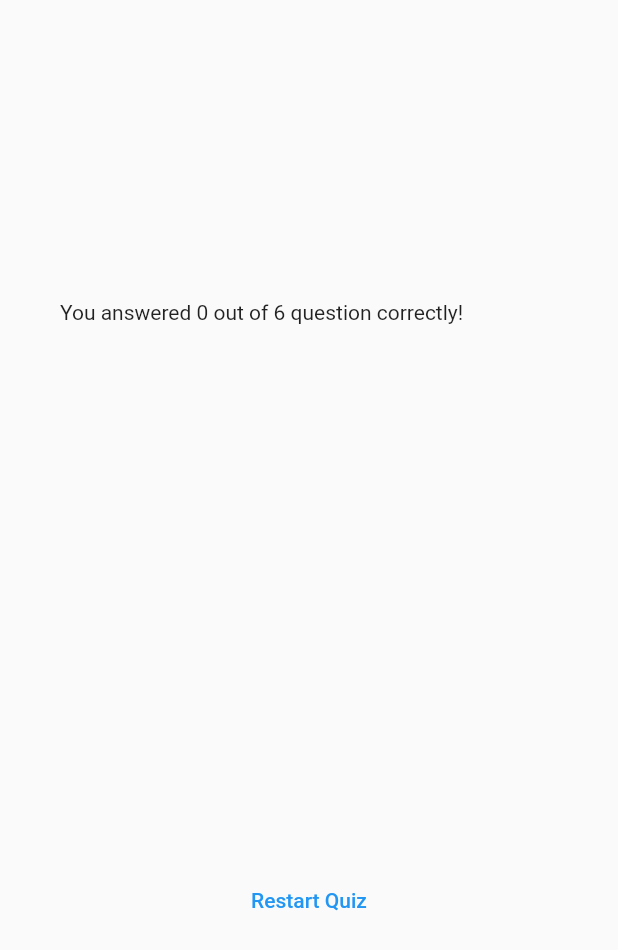
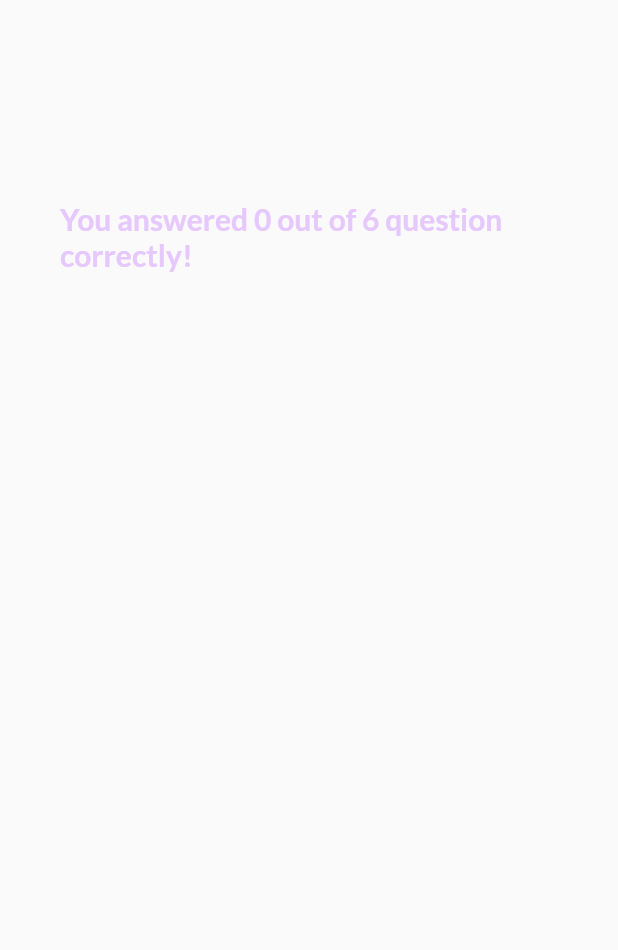
Before and after one commit to MateoM24/adv_basics_flutter, a Flutter app: the ResultsScreen widget shown alone on an empty page, opened directly with empty values, on a phone screen of 412 x 824 dp. Shown: the top 950 px of the screen. Run offline on Flutter 3.47's test engine with Material 2 defaults, Android fonts, the phone set to English and light mode, and no system bars; our stand-ins replace google_fonts.

Commit message:
add styling to result views .App is finished

```diff
--- a/lib/questions_summary.dart
+++ /dev/null
@@ -1,37 +0,0 @@
-import 'package:flutter/material.dart';
-
-class QuestionSummary extends StatelessWidget {
-  const QuestionSummary(this.summaryData, {super.key});
-
-  final List<Map<String, Object>> summaryData;
-
-  @override
-  Widget build(BuildContext context) {
-    return SizedBox(
-      height: 300,
-      child: SingleChildScrollView(
-        child: Column(
-          children: summaryData
-              .map(
-                (data) => Row(children: [
-                  Text(((data['question_index'] as int) + 1).toString()),
-                  Expanded(
-                    child: Column(
-                      children: [
-                        Text(data['question'] as String),
-                        const SizedBox(
-                          height: 30,
-                        ),
-                        Text(data['user_answer'] as String),
-                        Text(data['correct_answer'] as String),
-                      ],
-                    ),
-                  ),
-                ]),
-              )
-              .toList(),
-        ),
-      ),
-    );
-  }
-}
--- /dev/null
+++ b/lib/questions_summary/questions_summary.dart
@@ -0,0 +1,20 @@
+import 'package:adv_basics/questions_summary/summary_item.dart';
+import 'package:flutter/material.dart';
+
+class QuestionSummary extends StatelessWidget {
+  const QuestionSummary(this.summaryData, {super.key});
+
+  final List<Map<String, Object>> summaryData;
+
+  @override
+  Widget build(BuildContext context) {
+    return SizedBox(
+      height: 400,
+      child: SingleChildScrollView(
+        child: Column(
+          children: summaryData.map((data) => SummaryItem(data)).toList(),
+        ),
+      ),
+    );
+  }
+}
--- a/lib/results_screen.dart
+++ b/lib/results_screen.dart
@@ -1,11 +1,14 @@
 import 'package:adv_basics/models/questions.dart';
-import 'package:adv_basics/questions_summary.dart';
+import 'package:adv_basics/questions_summary/questions_summary.dart';
 import 'package:flutter/material.dart';
+import 'package:google_fonts/google_fonts.dart';
 
 class ResultsScreen extends StatelessWidget {
-  const ResultsScreen({super.key, required this.chosenAnswers});
+  const ResultsScreen(
+      {super.key, required this.chosenAnswers, required this.onRestart});
 
   final List<String> chosenAnswers;
+  final void Function() onRestart;
 
   List<Map<String, Object>> getSummaryData() {
     final List<Map<String, Object>> summary = [];
@@ -35,7 +38,12 @@ class ResultsScreen extends StatelessWidget {
         crossAxisAlignment: CrossAxisAlignment.stretch,
         children: [
           Text(
-              'You answered $numCorrectAnswers out of $numTotalQuestions question correctly!'),
+            'You answered $numCorrectAnswers out of $numTotalQuestions question correctly!',
+            style: GoogleFonts.lato(
+                color: const Color.fromARGB(255, 230, 200, 253),
+                fontSize: 20,
+                fontWeight: FontWeight.bold),
+          ),
           const SizedBox(
             height: 30,
           ),
@@ -43,9 +51,11 @@ class ResultsScreen extends StatelessWidget {
           const SizedBox(
             height: 30,
           ),
-          TextButton(
-            onPressed: () {},
-            child: const Text('Restart Quiz'),
+          TextButton.icon(
+            onPressed: onRestart,
+            style: TextButton.styleFrom(foregroundColor: Colors.white),
+            icon: const Icon(Icons.refresh),
+            label: const Text('Restart Quiz'),
           ),
         ],
       ),
```
Also changed, not shown: lib/questions_summary/question_identifier.dart (added, +29 -0 lines), lib/questions_summary/summary_item.dart (added, +52 -0 lines), lib/quiz.dart (+8 -0 lines).
